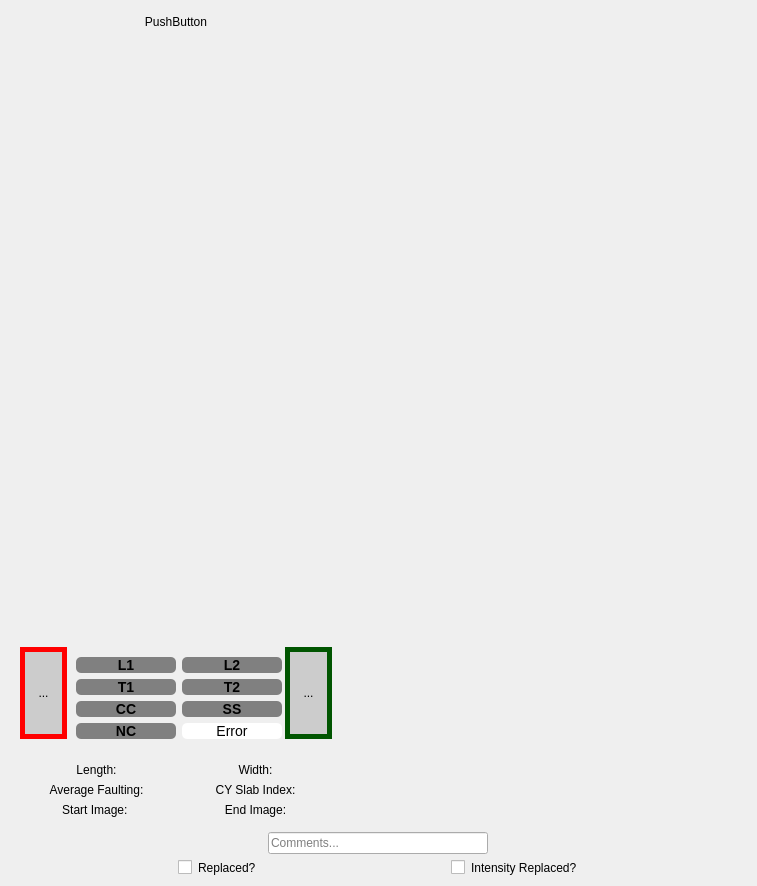
jadenl99/JPCP-tool, file resources/year_panel.ui: the form before one commit.
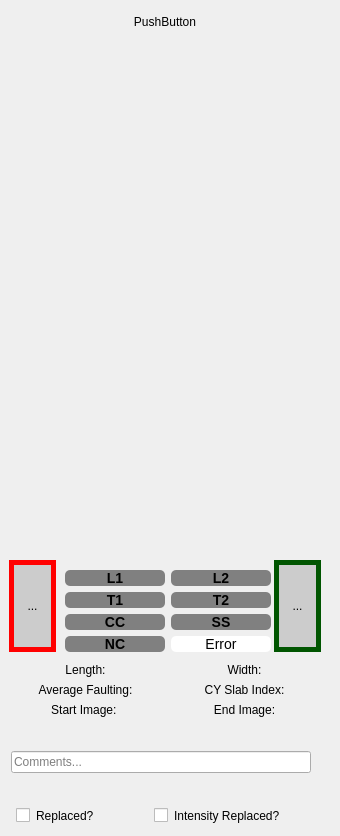
The form after the commit. Icons and pictures are not drawn.

Commit message: fix spacing in annotations

```diff
--- a/resources/year_panel.ui
+++ b/resources/year_panel.ui
@@ -6,12 +6,12 @@
    <rect>
     <x>0</x>
     <y>0</y>
-    <width>757</width>
-    <height>886</height>
+    <width>340</width>
+    <height>836</height>
    </rect>
   </property>
   <property name="sizePolicy">
-   <sizepolicy hsizetype="Expanding" vsizetype="Preferred">
+   <sizepolicy hsizetype="Preferred" vsizetype="Preferred">
     <horstretch>0</horstretch>
     <verstretch>0</verstretch>
    </sizepolicy>
@@ -25,10 +25,16 @@
 }</string>
   </property>
   <layout class="QVBoxLayout" name="verticalLayout">
+   <property name="leftMargin">
+    <number>0</number>
+   </property>
+   <property name="rightMargin">
+    <number>1</number>
+   </property>
    <item>
     <layout class="QVBoxLayout" name="vertical_panel_layout">
      <property name="spacing">
-      <number>6</number>
+      <number>0</number>
      </property>
      <item>
       <widget class="QPushButton" name="yr_label">
@@ -93,6 +99,12 @@
             <height>500</height>
            </size>
           </property>
+          <property name="maximumSize">
+           <size>
+            <width>330</width>
+            <height>16777215</height>
+           </size>
+          </property>
           <property name="text">
            <string/>
           </property>
@@ -513,6 +525,12 @@
         </size>
        </property>
        <layout class="QGridLayout" name="gridLayout">
+        <property name="topMargin">
+         <number>2</number>
+        </property>
+        <property name="bottomMargin">
+         <number>2</number>
+        </property>
         <item row="0" column="1">
          <widget class="QLabel" name="width_lbl">
           <property name="text">
@@ -577,7 +595,32 @@
       </widget>
      </item>
      <item>
-      <layout class="QHBoxLayout" name="horizontal_comments_layout">
+      <widget class="QWidget" name="widget_4" native="true">
+       <property name="sizePolicy">
+        <sizepolicy hsizetype="Expanding" vsizetype="Expanding">
+         <horstretch>0</horstretch>
+         <verstretch>0</verstretch>
+        </sizepolicy>
+       </property>
+       <property name="maximumSize">
+        <size>
+         <width>330</width>
+         <height>16777215</height>
+        </size>
+       </property>
+       <layout class="QVBoxLayout" name="comments_layout">
+        <property name="spacing">
+         <number>2</number>
+        </property>
+        <property name="leftMargin">
+         <number>11</number>
+        </property>
+        <property name="topMargin">
+         <number>2</number>
+        </property>
+        <property name="bottomMargin">
+         <number>2</number>
+        </property>
        <item>
         <widget class="QLineEdit" name="comments_field">
          <property name="sizePolicy">
@@ -588,7 +631,7 @@
          </property>
          <property name="maximumSize">
           <size>
-           <width>220</width>
+            <width>300</width>
            <height>16777215</height>
           </size>
          </property>
@@ -619,9 +662,26 @@
         </widget>
        </item>
       </layout>
+      </widget>
      </item>
      <item>
-      <layout class="QHBoxLayout" name="horizontal_replaced_layout">
+      <widget class="QWidget" name="widget_5" native="true">
+       <property name="maximumSize">
+        <size>
+         <width>330</width>
+         <height>16777215</height>
+        </size>
+       </property>
+       <property name="layoutDirection">
+        <enum>Qt::LeftToRight</enum>
+       </property>
+       <layout class="QHBoxLayout" name="replaced_layout">
+        <property name="topMargin">
+         <number>2</number>
+        </property>
+        <property name="bottomMargin">
+         <number>2</number>
+        </property>
        <item>
         <widget class="QCheckBox" name="replaced_box">
          <property name="sizePolicy">
@@ -632,7 +692,7 @@
          </property>
          <property name="minimumSize">
           <size>
-           <width>100</width>
+            <width>125</width>
            <height>0</height>
           </size>
          </property>
@@ -655,12 +715,19 @@
            <verstretch>0</verstretch>
           </sizepolicy>
          </property>
+          <property name="maximumSize">
+           <size>
+            <width>160</width>
+            <height>16777215</height>
+           </size>
+          </property>
          <property name="text">
           <string>Intensity Replaced?</string>
          </property>
         </widget>
        </item>
       </layout>
+      </widget>
      </item>
     </layout>
    </item>
```
Left out of the diff: 20 changed lines with no effect on the pictures. Lines whose indentation alone changed are shown as unchanged. The commit also changes 4 other files.
